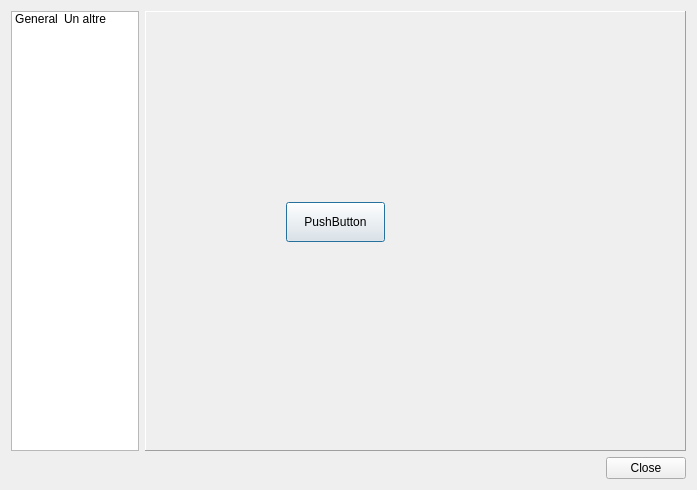
The window that ui/configdialog.ui (orestesmas/pycirkuit) describes before a commit, drawn with Qt 5.
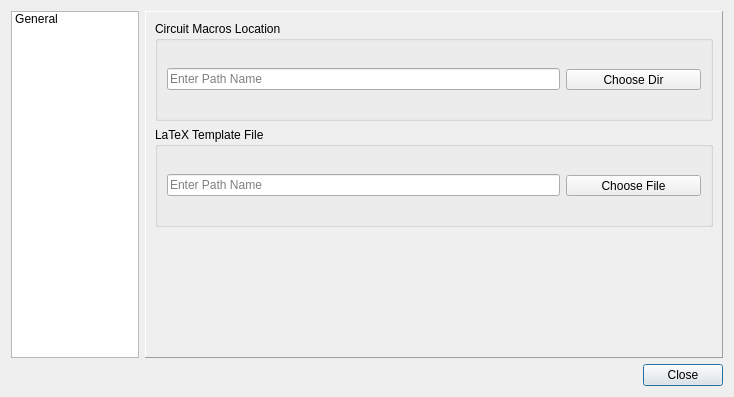
The same window after the commit. The open tabs and pages were chosen to show the change. Icons and pictures are not drawn.

Commit message: Fet persistent i modificable el PATH a les Circuit Macros i a la plantilla LaTeX

What changed in the file:
```diff
--- a/ui/configdialog.ui
+++ b/ui/configdialog.ui
@@ -6,8 +6,8 @@
    <rect>
     <x>0</x>
     <y>0</y>
-    <width>697</width>
-    <height>490</height>
+    <width>734</width>
+    <height>397</height>
    </rect>
   </property>
   <property name="windowTitle">
@@ -48,11 +48,6 @@
           <normaloff>:/icons/config.png</normaloff>:/icons/config.png</iconset>
         </property>
        </item>
-       <item>
-        <property name="text">
-         <string>Un altre</string>
-        </property>
-       </item>
       </widget>
      </item>
      <item>
@@ -67,19 +62,117 @@
         <number>1</number>
        </property>
        <widget class="QWidget" name="page1">
-        <widget class="QPushButton" name="pushButton">
-         <property name="geometry">
-          <rect>
-           <x>140</x>
-           <y>190</y>
-           <width>99</width>
-           <height>40</height>
-          </rect>
-         </property>
-         <property name="text">
-          <string>PushButton</string>
-         </property>
-        </widget>
+        <layout class="QVBoxLayout" name="verticalLayout_2">
+         <item>
+          <widget class="QGroupBox" name="groupBox">
+           <property name="minimumSize">
+            <size>
+             <width>0</width>
+             <height>100</height>
+            </size>
+           </property>
+           <property name="title">
+            <string>Circuit Macros Location</string>
+           </property>
+           <layout class="QHBoxLayout" name="horizontalLayout_3">
+            <item>
+             <widget class="QLineEdit" name="cmPath">
+              <property name="sizePolicy">
+               <sizepolicy hsizetype="Expanding" vsizetype="Fixed">
+                <horstretch>0</horstretch>
+                <verstretch>0</verstretch>
+               </sizepolicy>
+              </property>
+              <property name="placeholderText">
+               <string>Enter Path Name</string>
+              </property>
+              <property name="clearButtonEnabled">
+               <bool>true</bool>
+              </property>
+             </widget>
+            </item>
+            <item>
+             <widget class="QToolButton" name="toolButtonCMPath">
+              <property name="minimumSize">
+               <size>
+                <width>135</width>
+                <height>0</height>
+               </size>
+              </property>
+              <property name="text">
+               <string>Choose Dir</string>
+              </property>
+              <property name="icon">
+               <iconset resource="../resources/resources.qrc">
+                <normaloff>:/icons/FolderIcon</normaloff>:/icons/FolderIcon</iconset>
+              </property>
+              <property name="toolButtonStyle">
+               <enum>Qt::ToolButtonTextBesideIcon</enum>
+              </property>
+             </widget>
+            </item>
+           </layout>
+          </widget>
+         </item>
+         <item>
+          <widget class="QGroupBox" name="groupBox_2">
+           <property name="minimumSize">
+            <size>
+             <width>0</width>
+             <height>100</height>
+            </size>
+           </property>
+           <property name="title">
+            <string>LaTeX Template File</string>
+           </property>
+           <layout class="QHBoxLayout" name="horizontalLayout_4">
+            <item>
+             <widget class="QLineEdit" name="templateFile">
+              <property name="placeholderText">
+               <string>Enter Path Name</string>
+              </property>
+              <property name="clearButtonEnabled">
+               <bool>true</bool>
+              </property>
+             </widget>
+            </item>
+            <item>
+             <widget class="QToolButton" name="toolButtonTemplatePath">
+              <property name="minimumSize">
+               <size>
+                <width>135</width>
+                <height>0</height>
+               </size>
+              </property>
+              <property name="text">
+               <string>Choose File</string>
+              </property>
+              <property name="icon">
+               <iconset resource="../resources/resources.qrc">
+                <normaloff>:/icons/FolderIcon</normaloff>:/icons/FolderIcon</iconset>
+              </property>
+              <property name="toolButtonStyle">
+               <enum>Qt::ToolButtonTextBesideIcon</enum>
+              </property>
+             </widget>
+            </item>
+           </layout>
+          </widget>
+         </item>
+         <item>
+          <spacer name="verticalSpacer">
+           <property name="orientation">
+            <enum>Qt::Vertical</enum>
+           </property>
+           <property name="sizeHint" stdset="0">
+            <size>
+             <width>20</width>
+             <height>40</height>
+            </size>
+           </property>
+          </spacer>
+         </item>
+        </layout>
        </widget>
        <widget class="QWidget" name="page2">
         <widget class="QRadioButton" name="radioButton">
@@ -103,22 +196,12 @@
    <item>
     <layout class="QHBoxLayout" name="horizontalLayout_2">
      <item>
-      <spacer name="horizontalSpacer">
-       <property name="orientation">
-        <enum>Qt::Horizontal</enum>
+      <widget class="QDialogButtonBox" name="buttonBox">
+       <property name="standardButtons">
+        <set>QDialogButtonBox::Close</set>
        </property>
-       <property name="sizeHint" stdset="0">
-        <size>
-         <width>40</width>
-         <height>20</height>
-        </size>
-       </property>
-      </spacer>
-     </item>
-     <item>
-      <widget class="QPushButton" name="closeButton">
-       <property name="text">
-        <string>Close</string>
+       <property name="centerButtons">
+        <bool>false</bool>
        </property>
       </widget>
      </item>
```
Left out of the diff: 36 changed lines with no effect on the pictures. The commit also changes 5 other files.
